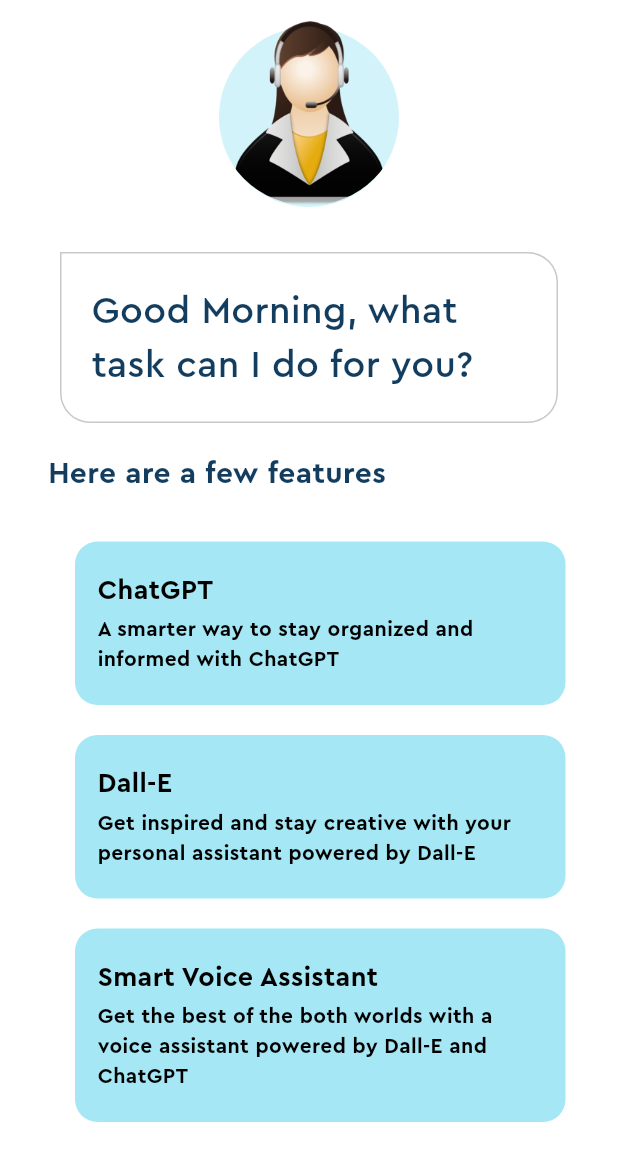
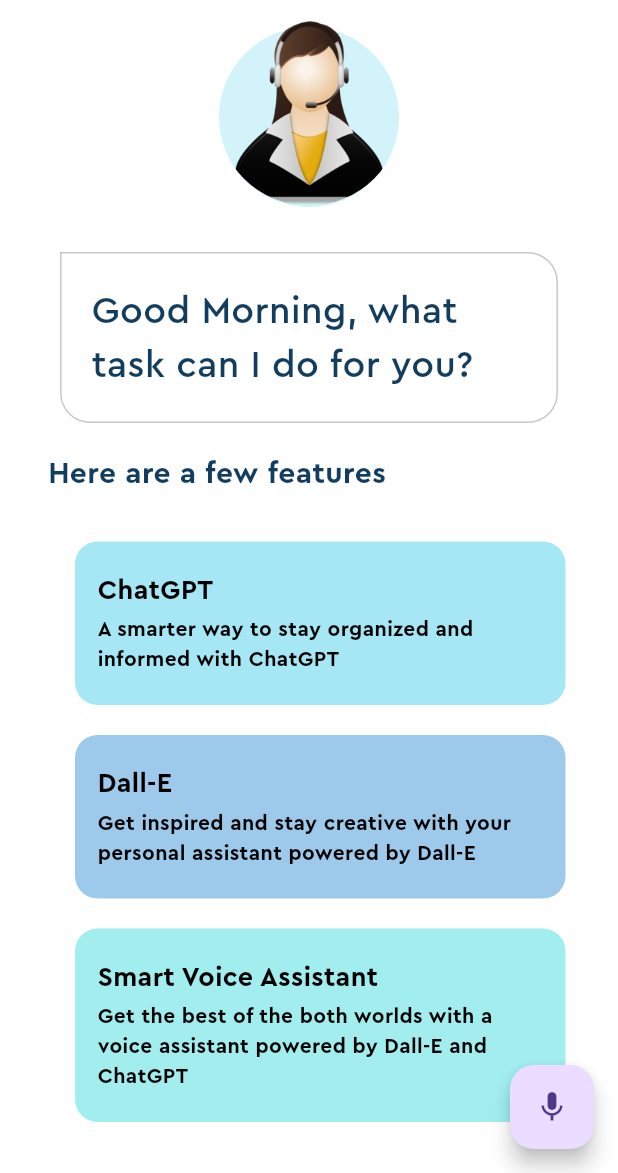
Before and after one commit to Ozurumba007/voice_assistance_ai, a Flutter app: the screen it shows after launch, on a phone screen of 412 x 824 dp, the part 63-1236 px from its top. Run offline on Flutter 3.47's test engine with Material 2 defaults, Android fonts, the phone set to English and light mode, and no system bars.

Commit message:
changed the color of the feature box \ added a floatingActionButton to the project

```diff
--- a/lib/home_page.dart
+++ b/lib/home_page.dart
@@ -104,21 +104,25 @@ class _HomePageState extends State<HomePage> {
                       'A smarter way to stay organized and informed with ChatGPT',
                 ),
                 FeatureBox(
-                  color: Pallete.firstSuggestionBoxColor,
+                  color: Pallete.secondSuggestionBoxColor,
                   headerText: 'Dall-E',
                   descriptionText:
                       'Get inspired and stay creative with your personal assistant powered by Dall-E',
                 ),
                 FeatureBox(
-                  color: Pallete.firstSuggestionBoxColor,
+                  color: Pallete.thirdSuggestionBoxColor,
                   headerText: 'Smart Voice Assistant',
                   descriptionText:
                       'Get the best of the both worlds with a voice assistant powered by Dall-E and ChatGPT',
                 ),
               ],
             ),
-          )
+          ),
         ],
+      ),
+      floatingActionButton: FloatingActionButton(
+        onPressed: () {},
+        child: Icon(Icons.mic),
       ),
     );
   }
```
